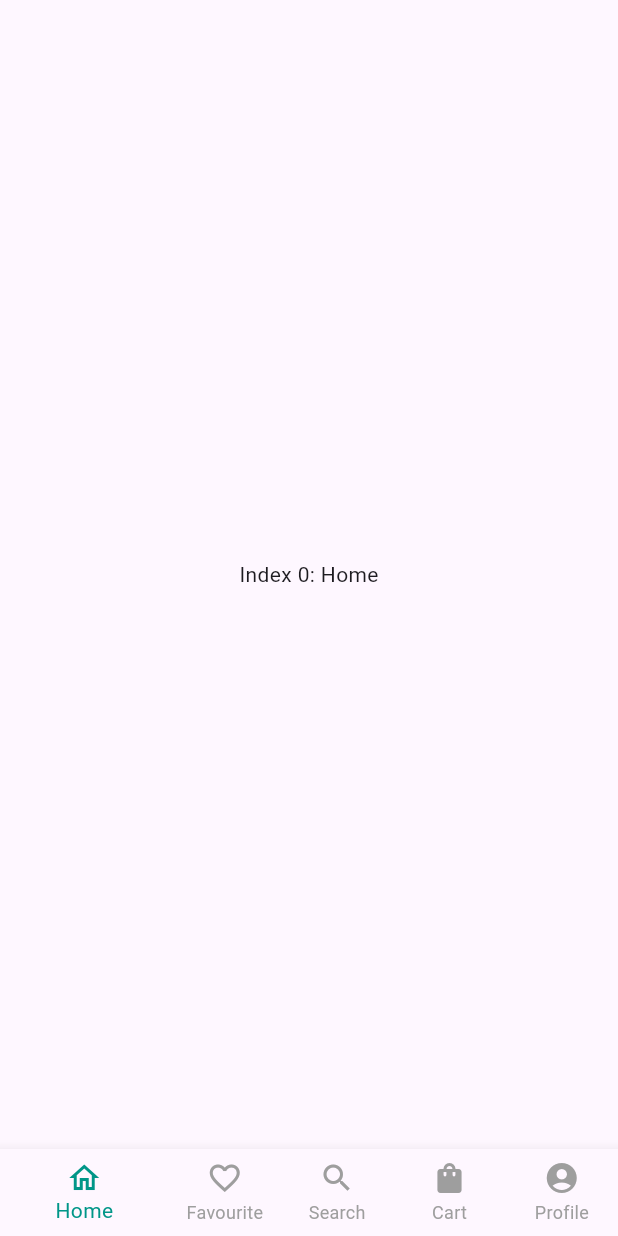
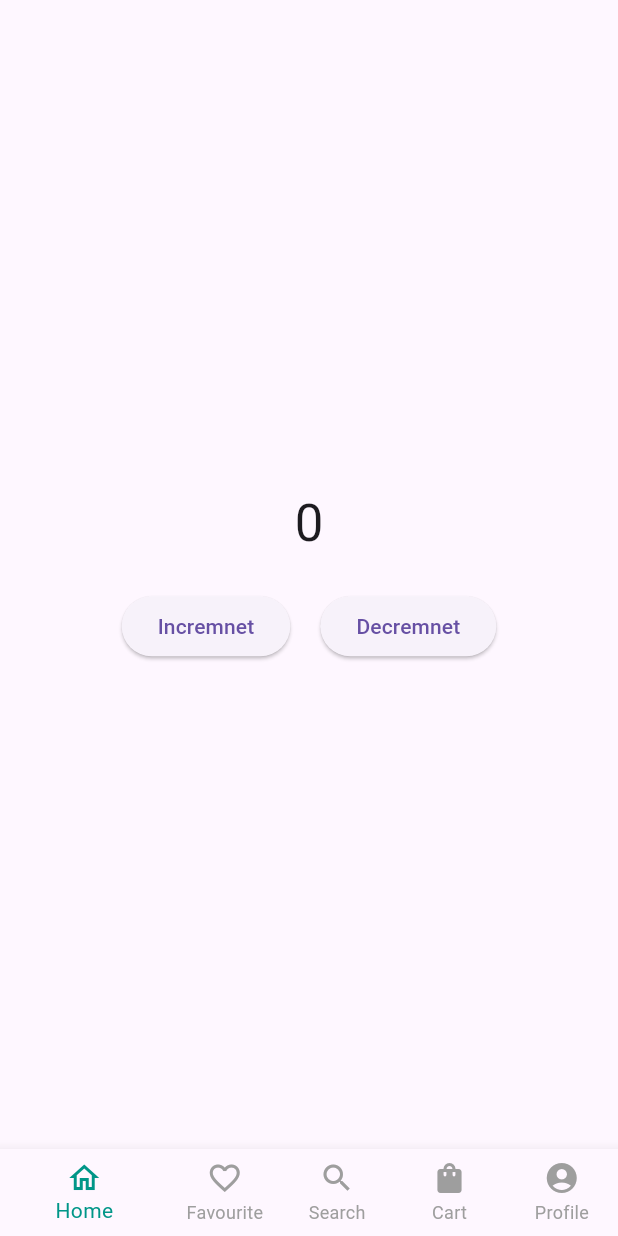
Before and after one commit to pankaj541998/bloc, a Flutter app: the LandingScreen screen opened directly, on a phone screen of 412 x 824 dp. Run offline on Flutter 3.47's test engine with Material 3 defaults, Android fonts, the light colour scheme and no system bars; our stand-ins replace bloc, equatable, flutter_bloc.

Commit message:
counter app and swicth animations completed

```diff
--- /dev/null
+++ b/lib/Business_logic/counter/counter_bloc.dart
@@ -0,0 +1,19 @@
+import 'package:bloc/bloc.dart';
+import 'package:equatable/equatable.dart';
+
+part 'counter_event.dart';
+part 'counter_state.dart';
+
+class CounterBloc extends Bloc<CounterEvent, CounterState> {
+  CounterBloc() : super(CounterInitial()) {
+    on<IncremnetCouter>(_incremnetCouter);
+    on<DecremnetCouter>(_decremnetCouter);
+  }
+  void _incremnetCouter(IncremnetCouter evet, Emitter<CounterState> mit) {
+    emit(state.copyWith(counter: state.counter + 1));
+
+  }
+  void _decremnetCouter(DecremnetCouter evet, Emitter<CounterState> mit) {
+    emit(state.copyWith(counter: state.counter-1));
+  }
+}
--- /dev/null
+++ b/lib/Business_logic/counter/counter_event.dart
@@ -0,0 +1,13 @@
+part of 'counter_bloc.dart';
+
+sealed class CounterEvent extends Equatable {
+  const CounterEvent();
+
+  @override
+  List<Object> get props => [];
+}
+
+
+
+class IncremnetCouter extends CounterEvent {}
+class DecremnetCouter extends CounterEvent {}
--- /dev/null
+++ b/lib/Business_logic/counter/counter_state.dart
@@ -0,0 +1,17 @@
+part of 'counter_bloc.dart';
+
+class CounterState extends Equatable {
+  final int counter;
+  const CounterState({this.counter = 0});
+
+  CounterState copyWith({int? counter}){
+    return CounterState(
+      counter: counter??this.counter
+    );
+  }
+
+  @override
+  List<Object> get props => [counter];
+}
+
+final class CounterInitial extends CounterState {}
--- a/lib/Business_logic/landing_page_bloc/landing_page_event.dart
+++ b/lib/Business_logic/landing_page_bloc/landing_page_event.dart
@@ -5,7 +5,5 @@ sealed class LandingPageEvent {}
 
 class TabChanges extends LandingPageEvent{
   final int tabIndex;
-
   TabChanges({required this.tabIndex});
-
 }
--- /dev/null
+++ b/lib/Business_logic/switch_animation/switch_bloc.dart
@@ -0,0 +1,23 @@
+import 'package:bloc/bloc.dart';
+import 'package:equatable/equatable.dart';
+
+part 'switch_event.dart';
+part 'switch_state.dart';
+
+
+class SwicthBloc extends Bloc<SwitchEvent, SwicthState>{
+  SwicthBloc(): super(SwicthState()){
+    on<EnableOrDisableSwicth>(_enableOrDisableSwicth);
+    on<SliderEvets>(_sliderAnimations);
+  }
+
+  void _enableOrDisableSwicth(EnableOrDisableSwicth event, Emitter emit){
+    emit(state.copyWith(isSwitched:!state.isSwitched));
+  }
+
+  void _sliderAnimations(SliderEvets event, Emitter emit){
+    emit(state.copyWith(sliderValue:event.sliderVal));
+  }
+
+
+}
--- /dev/null
+++ b/lib/Business_logic/switch_animation/switch_event.dart
@@ -0,0 +1,28 @@
+// ignore_for_file: public_member_api_docs, sort_constructors_first
+part of "switch_bloc.dart";
+
+sealed class SwitchEvent extends Equatable{
+  const SwitchEvent();
+
+  @override
+  List<Object> get props => [];
+}
+
+class EnableOrDisableSwicth extends SwitchEvent{}
+class SliderEvets extends SwitchEvent {
+  double sliderVal;
+  SliderEvets({required this.sliderVal});
+
+  @override
+  List<Object> get props => [sliderVal];
+
+
+
+  // SliderEvets copyWith({
+  //   double? sliderVal,
+  // }) {
+  //   return SliderEvets(
+  //     sliderVal: sliderVal ?? this.sliderVal,
+  //   );
+  // }
+}
--- /dev/null
+++ b/lib/Business_logic/switch_animation/switch_state.dart
@@ -0,0 +1,18 @@
+part of "switch_bloc.dart";
+
+class SwicthState extends Equatable {
+  bool isSwitched;
+  double sliderValue;
+  SwicthState({this.isSwitched = false, this.sliderValue = 0});
+
+  @override
+  List<Object?> get props => [isSwitched,sliderValue];
+
+
+  SwicthState copyWith({bool? isSwitched, double? sliderValue}) {
+    return SwicthState(
+      isSwitched: isSwitched ?? this.isSwitched,
+      sliderValue: sliderValue ?? this.sliderValue
+    );
+  }
+}
--- a/lib/Presentations/Routes/generated_routes.dart
+++ b/lib/Presentations/Routes/generated_routes.dart
@@ -2,6 +2,8 @@ import 'package:bnb_bloc/Business_logic/landing_page_bloc/landing_page_bloc.dart
 import 'package:bnb_bloc/Presentations/Screens/landing_screen.dart';
 import 'package:flutter/material.dart';
 import 'package:flutter_bloc/flutter_bloc.dart';
+
+import '../Screens/container_opacity_switch.dart';
 
 class RouteGenerator {
   final LandingPageBloc landingPageBloc = LandingPageBloc();
@@ -12,7 +14,8 @@ class RouteGenerator {
         return MaterialPageRoute(
           builder: (_) => BlocProvider.value(
             value: landingPageBloc,
-            child: const LandingScreen(),
+            child: const SwicthScreens(),
+            // child: const LandingScreen(),
           ),
         );
       default:
--- a/lib/Presentations/Screens/landing_screen.dart
+++ b/lib/Presentations/Screens/landing_screen.dart
@@ -1,3 +1,4 @@
+import 'package:bnb_bloc/Business_logic/counter/counter_bloc.dart';
 import 'package:bnb_bloc/Business_logic/landing_page_bloc/landing_page_bloc.dart';
 import 'package:flutter/material.dart';
 import 'package:flutter_bloc/flutter_bloc.dart';
@@ -33,7 +34,30 @@ class _LandingScreenState extends State<LandingScreen> {
       builder: (context, state) {
         return Scaffold(
           body: Center(
-            child: bottomNavScreens.elementAt(state.tabIndex),
+            child: Column(
+              mainAxisAlignment: MainAxisAlignment.center,
+              crossAxisAlignment: CrossAxisAlignment.center,
+              children: [
+                BlocBuilder<CounterBloc, CounterState>(builder: (context, state) {
+                  return Text(state.counter.toString(),style: const TextStyle(fontSize: 34));
+                },),
+                const SizedBox(height: 20),
+                Row(
+                  mainAxisAlignment: MainAxisAlignment.center,
+                  children: [
+                  ElevatedButton(onPressed: (){
+                    context.read<CounterBloc>().add(IncremnetCouter());
+                  }, child: const Text("Incremnet")),
+                  const SizedBox(width: 20),
+                  ElevatedButton(onPressed: (){
+                     context.read<CounterBloc>().add(DecremnetCouter());
+                  }, child: const Text("Decremnet")),
+                ],)
+                // Center(
+                //   child: bottomNavScreens.elementAt(state.tabIndex),
+                // ),
+              ],
+            ),
           ),
           bottomNavigationBar: BottomNavigationBar(
             items: bottomNavItems,
--- a/pubspec.yaml
+++ b/pubspec.yaml
@@ -37,6 +37,8 @@ dependencies:
   cupertino_icons: ^1.0.6
   logger: ^2.2.0
   flutter_bloc: ^8.1.5
+  bloc: ^8.1.4
+  equatable: ^2.0.5
 
 dev_dependencies:
   flutter_test:
```
Also changed, not shown: lib/Presentations/Screens/container_opacity_switch.dart (added, +72 -0 lines), lib/main.dart (+16 -6 lines), pubspec.lock.
